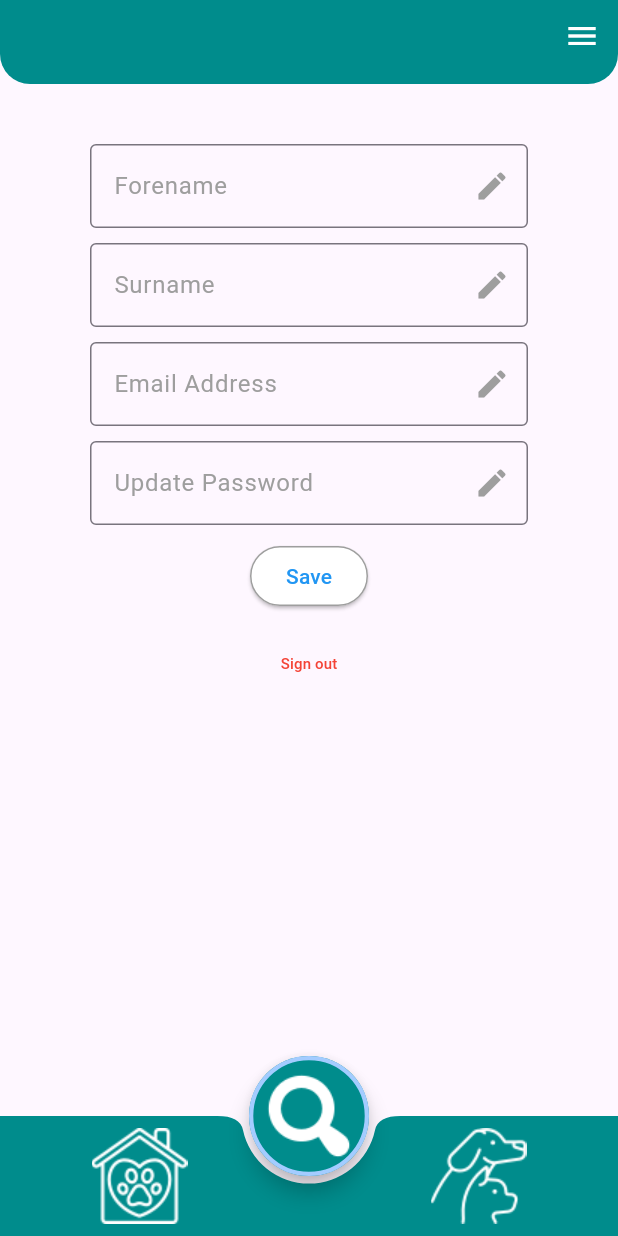
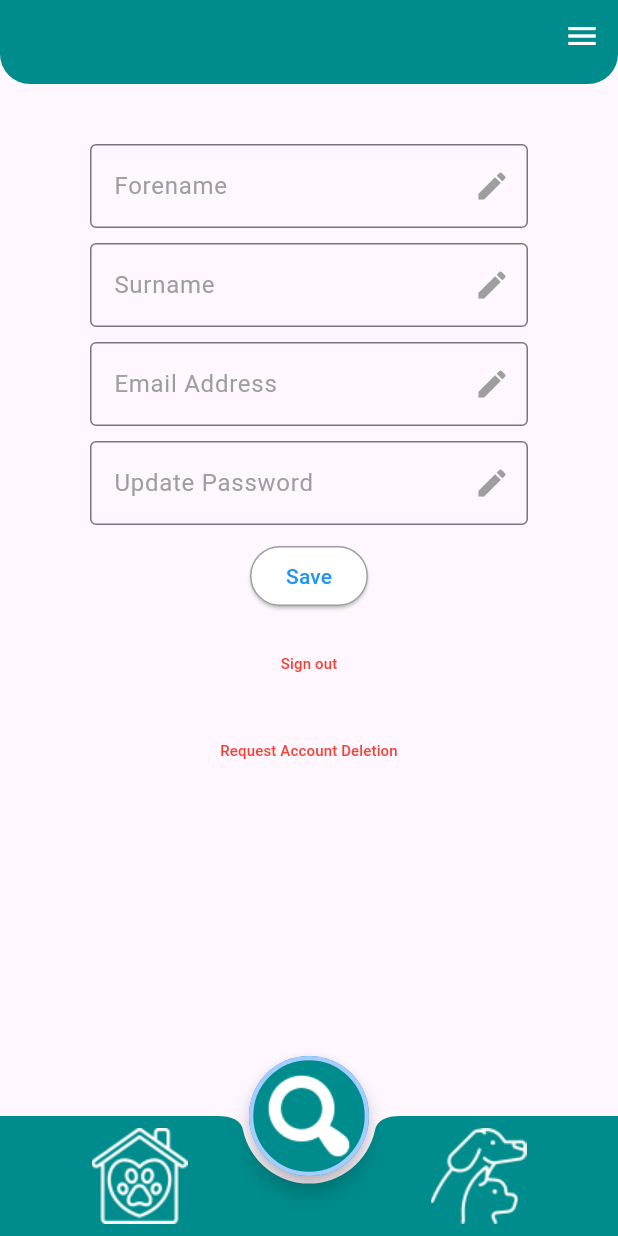
Before and after one commit to princekcj/CMPetMob, a Flutter app: the MyAccountAdobeExpress1OneScreen screen opened by its route, on a phone screen of 412 x 824 dp. Run offline on Flutter 3.47's test engine with Material 3 defaults, Android fonts, the phone set to English and light mode, and no system bars; our stand-ins replace cached_network_image, cloud_firestore, envied, file, file_picker, firebase_analytics and 24 more; missing offline and left inert: add_2_calendar, carousel_slider_plus, device_calendar, firestore_cache, flutter_barcode_scanner, flutter_downloader and 5 more; accounts and stored records are empty; generated files the repository leaves out were written again.

Commit message:
Update my_account_adobe_express_1_one_screen.dart

```diff
--- a/lib/presentation/my_account_adobe_express_1_one_screen/my_account_adobe_express_1_one_screen.dart
+++ b/lib/presentation/my_account_adobe_express_1_one_screen/my_account_adobe_express_1_one_screen.dart
@@ -217,7 +217,15 @@ class _MyAccountAdobeExpress1OneScreenState
                     fontSize: 10,
                   ),
                 ),
-              )
+              ),
+              SizedBox(height: 10), // Add extra space
+              TextButton( onPressed: () {
+                // Handle account deletion request // Add your account deletion logic here
+              },
+                         child: Text( 'Request Account Deletion', style: TextStyle( color: Colors.red, fontSize: 10,
+                                                                          ),
+                            ),
+                        )
             ],
           ),
         ),
```
